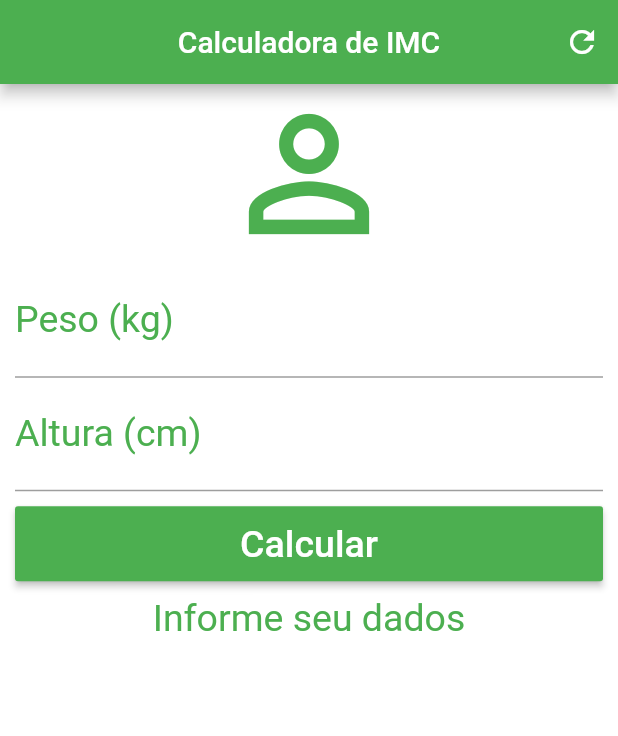
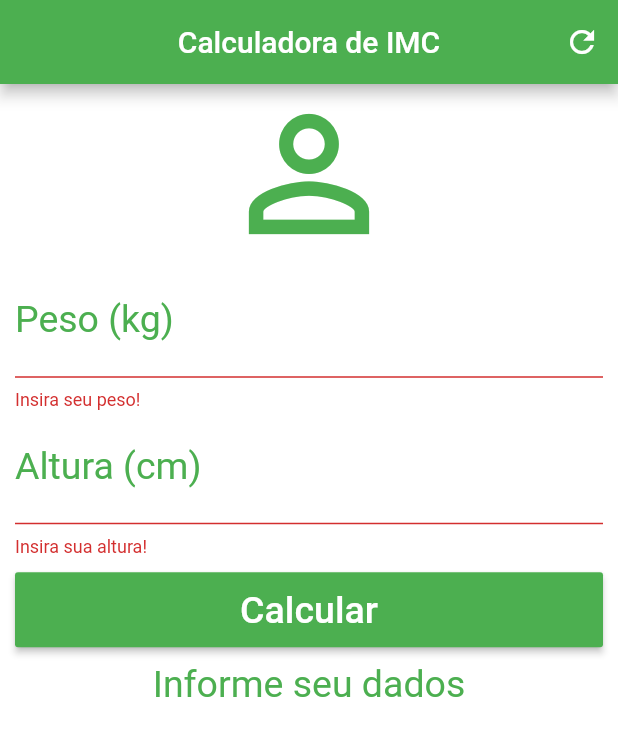
Before and after one commit to fransoufil/AppCalculadoraIMC, a Flutter app: the screen it shows after launch, after a tap on "Calcular", on a phone screen of 412 x 824 dp. Shown: the top 736 px of the screen. Run offline on Flutter 3.47's test engine with Material 2 defaults, Android fonts, the phone set to English and light mode, and no system bars.

Commit message:
Seção 49 - Menssagens de erro

```diff
--- a/lib/main.dart
+++ b/lib/main.dart
@@ -15,12 +15,17 @@ class _HomeState extends State<Home> {
   TextEditingController weightController = TextEditingController();
   TextEditingController heightController = TextEditingController();
 
+  GlobalKey<FormState> _formKey = GlobalKey<FormState>();
+
   String _infoText = "Informe seu dados";
 
   void _resetFields(){
     weightController.text = "";
     heightController.text= "";
     _infoText="Informe seus dados!";
+    setState(() {
+      _infoText = "Informe seus dados!";
+    });
     }
 
     void _calculate(){
@@ -62,11 +67,13 @@ class _HomeState extends State<Home> {
         backgroundColor: Colors.white,
         body: SingleChildScrollView(
           padding: EdgeInsets.fromLTRB(10.0, 0.0, 10.0, 0.0),
+          child: Form(
+            key: _formKey,
             child: Column(
               crossAxisAlignment: CrossAxisAlignment.stretch,
               children: <Widget>[
                 Icon(Icons.person_outline, size: 120.0, color: Colors.green),
-              TextField(
+                TextFormField(
                   keyboardType: TextInputType.number,
                   decoration: InputDecoration(
                       labelText: "Peso (kg)",
@@ -74,8 +81,13 @@ class _HomeState extends State<Home> {
                   textAlign: TextAlign.center,
                   style: TextStyle(color: Colors.green, fontSize: 25.0),
                   controller: weightController,
+                  validator: (value) {
+                    if(value.isEmpty){
+                      return "Insira seu peso!";
+                    }
+                  },
                 ),
-              TextField(
+                TextFormField(
                   keyboardType: TextInputType.number,
                   decoration: InputDecoration(
                       labelText: "Altura (cm)",
@@ -83,13 +95,22 @@ class _HomeState extends State<Home> {
                   textAlign: TextAlign.center,
                   style: TextStyle(color: Colors.green, fontSize: 25.0),
                   controller: heightController,
+                  validator: (value) {
+                    if(value.isEmpty){
+                      return "Insira sua altura!";
+                    }
+                  },
                 ),
                 Padding(
                   padding: EdgeInsets.only(top: 10.0, bottom: 10.0),
                   child: Container(
                     height: 50.0,
                     child: RaisedButton(
-                    onPressed: _calculate,
+                      onPressed: (){
+                        if(_formKey.currentState.validate()){
+                          _calculate();
+                        }
+                      },
                       child: Text(
                         "Calcular",
                         style: TextStyle(color: Colors.white, fontSize: 25.0),
@@ -105,6 +126,7 @@ class _HomeState extends State<Home> {
                 )
               ],
             ),
+          )
         ));
   }
 }
```
Lines whose indentation alone changed are shown as unchanged.
